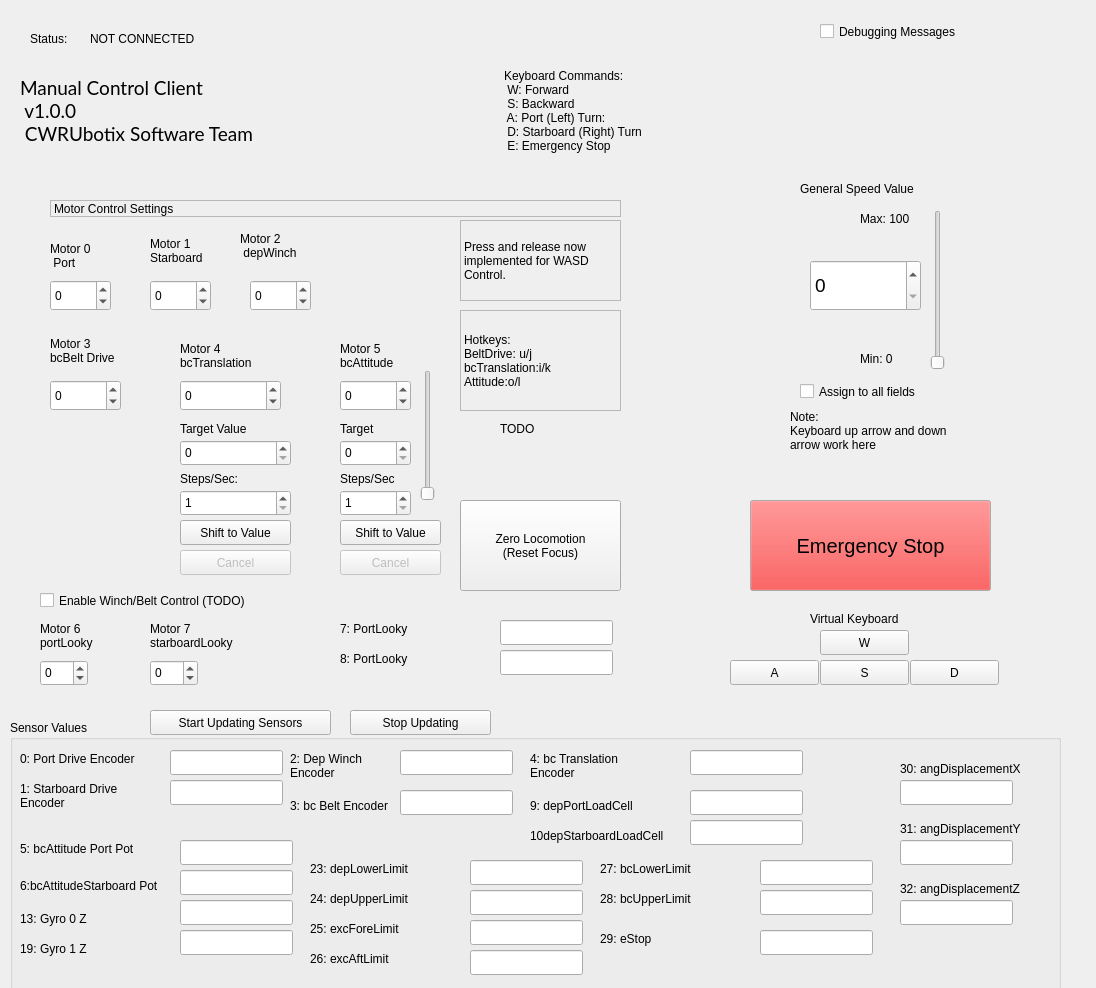
Before: the Qt Designer form client/resource/MyPlugin.ui in CWRUbotix/NASA-RMC-2019, drawn with Qt 5.
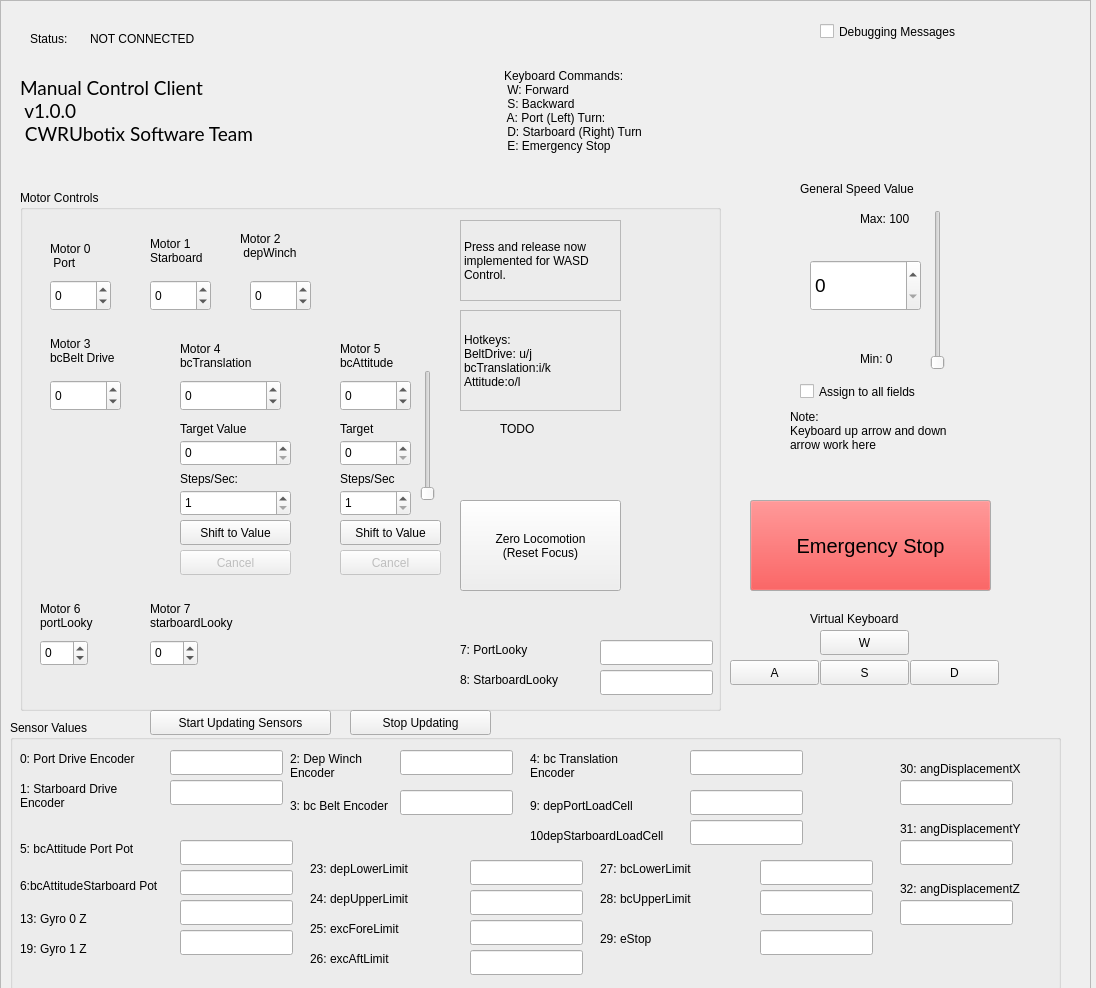
After: the same form once the commit is applied.

Commit message: Using frames to be click-able in order to regain focus. Kinda hacky, but it works

Patch:
```diff
--- a/client/resource/MyPlugin.ui
+++ b/client/resource/MyPlugin.ui
@@ -330,22 +330,6 @@
     <string>Status:</string>
    </property>
   </widget>
-  <widget class="QLabel" name="label_10">
-   <property name="geometry">
-    <rect>
-     <x>50</x>
-     <y>200</y>
-     <width>571</width>
-     <height>17</height>
-    </rect>
-   </property>
-   <property name="frameShape">
-    <enum>QFrame::StyledPanel</enum>
-   </property>
-   <property name="text">
-    <string>Motor Control Settings</string>
-   </property>
-  </widget>
   <widget class="QLabel" name="label">
    <property name="geometry">
     <rect>
@@ -619,7 +603,7 @@
    <property name="geometry">
     <rect>
      <x>40</x>
-     <y>620</y>
+     <y>600</y>
      <width>81</width>
      <height>31</height>
     </rect>
@@ -633,7 +617,7 @@
    <property name="geometry">
     <rect>
      <x>150</x>
-     <y>620</y>
+     <y>600</y>
      <width>141</width>
      <height>31</height>
     </rect>
@@ -647,7 +631,7 @@
    <property name="geometry">
     <rect>
      <x>40</x>
-     <y>660</y>
+     <y>640</y>
      <width>48</width>
      <height>26</height>
     </rect>
@@ -663,7 +647,7 @@
    <property name="geometry">
     <rect>
      <x>150</x>
-     <y>660</y>
+     <y>640</y>
      <width>48</width>
      <height>26</height>
     </rect>
@@ -697,22 +681,6 @@
     <bool>true</bool>
    </property>
   </widget>
-  <widget class="QCheckBox" name="enable_winchbelt_checkbox">
-   <property name="geometry">
-    <rect>
-     <x>40</x>
-     <y>590</y>
-     <width>261</width>
-     <height>21</height>
-    </rect>
-   </property>
-   <property name="focusPolicy">
-    <enum>Qt::NoFocus</enum>
-   </property>
-   <property name="text">
-    <string>Enable Winch/Belt Control (TODO)</string>
-   </property>
-  </widget>
   <widget class="QLabel" name="label_18">
    <property name="geometry">
     <rect>
@@ -1563,8 +1531,8 @@
   <widget class="QLineEdit" name="sensor7_lineedit">
    <property name="geometry">
     <rect>
-     <x>500</x>
-     <y>620</y>
+     <x>600</x>
+     <y>640</y>
      <width>113</width>
      <height>25</height>
     </rect>
@@ -1576,10 +1544,10 @@
   <widget class="QLabel" name="sensor5_label_12">
    <property name="geometry">
     <rect>
-     <x>340</x>
-     <y>620</y>
-     <width>151</width>
-     <height>17</height>
+     <x>460</x>
+     <y>640</y>
+     <width>131</width>
+     <height>20</height>
     </rect>
    </property>
    <property name="text">
@@ -1589,8 +1557,8 @@
   <widget class="QLineEdit" name="sensor8_lineedit">
    <property name="geometry">
     <rect>
-     <x>500</x>
-     <y>650</y>
+     <x>600</x>
+     <y>670</y>
      <width>113</width>
      <height>25</height>
     </rect>
@@ -1605,14 +1573,14 @@
   <widget class="QLabel" name="sensor5_label_13">
    <property name="geometry">
     <rect>
-     <x>340</x>
-     <y>650</y>
-     <width>151</width>
-     <height>17</height>
+     <x>460</x>
+     <y>670</y>
+     <width>131</width>
+     <height>20</height>
     </rect>
    </property>
    <property name="text">
-    <string>8: PortLooky</string>
+    <string>8: StarboardLooky</string>
    </property>
   </widget>
   <widget class="QPushButton" name="stop_sensor_update_button">
@@ -1641,6 +1609,100 @@
     <string>Debugging Messages</string>
    </property>
   </widget>
+  <widget class="QGroupBox" name="groupBox_2">
+   <property name="geometry">
+    <rect>
+     <x>20</x>
+     <y>190</y>
+     <width>701</width>
+     <height>521</height>
+    </rect>
+   </property>
+   <property name="focusPolicy">
+    <enum>Qt::StrongFocus</enum>
+   </property>
+   <property name="title">
+    <string>Motor Controls</string>
+   </property>
+  </widget>
+  <widget class="QFrame" name="frame">
+   <property name="geometry">
+    <rect>
+     <x>0</x>
+     <y>0</y>
+     <width>1091</width>
+     <height>1001</height>
+    </rect>
+   </property>
+   <property name="focusPolicy">
+    <enum>Qt::StrongFocus</enum>
+   </property>
+   <property name="frameShape">
+    <enum>QFrame::StyledPanel</enum>
+   </property>
+   <property name="frameShadow">
+    <enum>QFrame::Raised</enum>
+   </property>
+  </widget>
+  <zorder>frame</zorder>
+  <zorder>groupBox_2</zorder>
+  <zorder>horizontalLayoutWidget</zorder>
+  <zorder>general_speed_slider</zorder>
+  <zorder>status_label</zorder>
+  <zorder>emergency_stop_button</zorder>
+  <zorder>label_vertical_max</zorder>
+  <zorder>label_vertical_min</zorder>
+  <zorder>motor0_spinbox</zorder>
+  <zorder>motor1_spinbox</zorder>
+  <zorder>motor2_spinbox</zorder>
+  <zorder>motor3_spinbox</zorder>
+  <zorder>label_5</zorder>
+  <zorder>label</zorder>
+  <zorder>label_3</zorder>
+  <zorder>label_4</zorder>
+  <zorder>label_2</zorder>
+  <zorder>w_button</zorder>
+  <zorder>a_button</zorder>
+  <zorder>s_button</zorder>
+  <zorder>d_button</zorder>
+  <zorder>label_11</zorder>
+  <zorder>label_6</zorder>
+  <zorder>general_speed_spinbox</zorder>
+  <zorder>label_12</zorder>
+  <zorder>motor4_spinbox</zorder>
+  <zorder>label_13</zorder>
+  <zorder>motor5_spinbox</zorder>
+  <zorder>label_14</zorder>
+  <zorder>general_assign_checkbox</zorder>
+  <zorder>label_15</zorder>
+  <zorder>label_16</zorder>
+  <zorder>motor6_spinbox</zorder>
+  <zorder>motor7_spinbox</zorder>
+  <zorder>label_17</zorder>
+  <zorder>label_18</zorder>
+  <zorder>label_19</zorder>
+  <zorder>zero_locomotion_button</zorder>
+  <zorder>start_shift_button</zorder>
+  <zorder>target_translate_spinbox</zorder>
+  <zorder>label_20</zorder>
+  <zorder>steps_per_sec_spinbox</zorder>
+  <zorder>label_21</zorder>
+  <zorder>translate_cancel_button</zorder>
+  <zorder>attitude_slider</zorder>
+  <zorder>target_attitude_spinbox</zorder>
+  <zorder>steps_attitude_spinbox</zorder>
+  <zorder>label_22</zorder>
+  <zorder>label_23</zorder>
+  <zorder>attitude_shift_button</zorder>
+  <zorder>attitude_shift_cancel_button</zorder>
+  <zorder>groupBox</zorder>
+  <zorder>update_sensors_button</zorder>
+  <zorder>sensor7_lineedit</zorder>
+  <zorder>sensor5_label_12</zorder>
+  <zorder>sensor8_lineedit</zorder>
+  <zorder>sensor5_label_13</zorder>
+  <zorder>stop_sensor_update_button</zorder>
+  <zorder>debug_checkbox</zorder>
  </widget>
  <resources/>
  <connections/>
```
Left out of the diff: 2 changed lines with no effect on the pictures.
